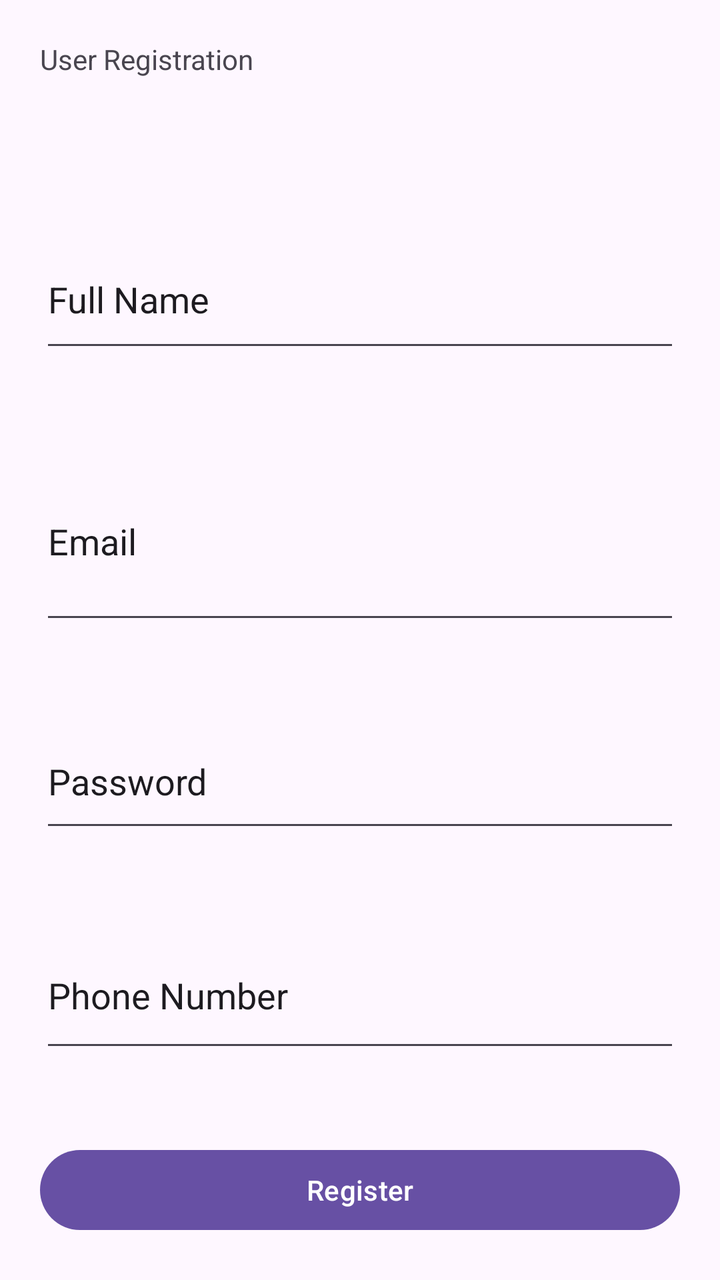
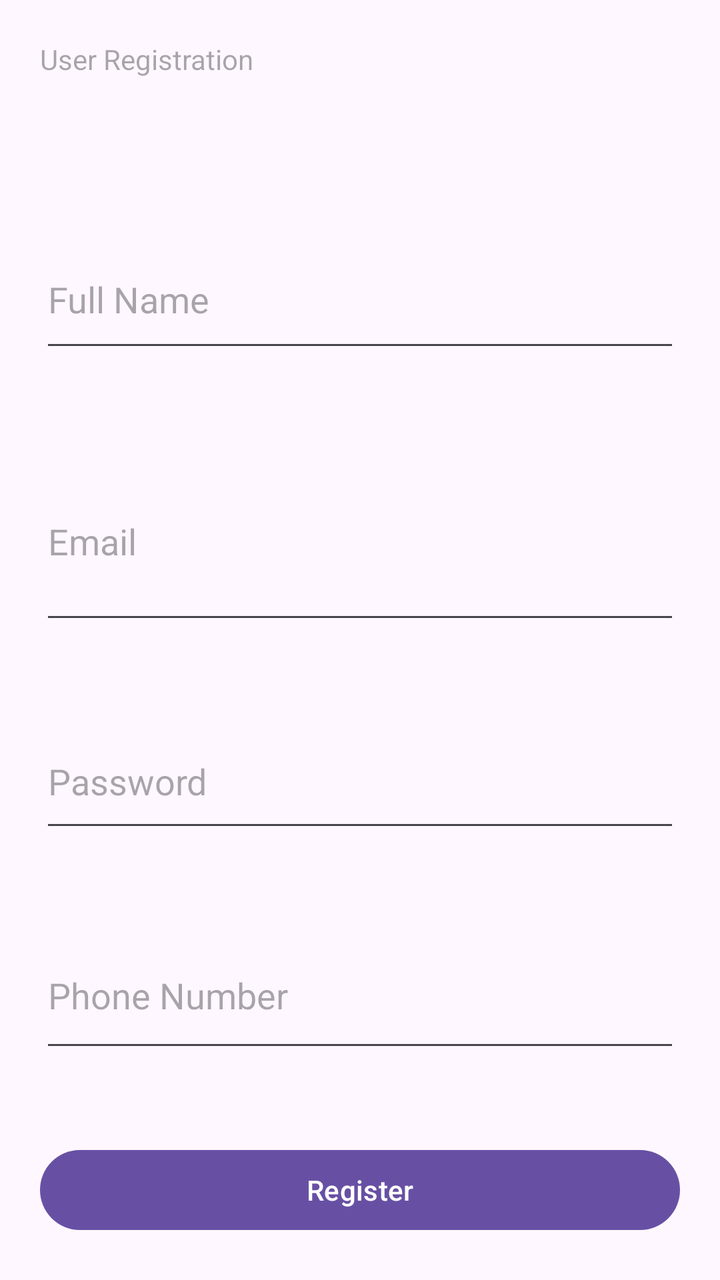

Two renders of the same Android screen: before a commit and after it. Below are the layout's source before the change and the commit's diff.
<!-- AndroidManifest.xml: application theme Theme.NEWPROJECT -->
<!-- res/layout/activity_register.xml -->
<?xml version="1.0" encoding="utf-8"?>
<LinearLayout xmlns:android="http://schemas.android.com/apk/res/android"
    xmlns:app="http://schemas.android.com/apk/res-auto"
    xmlns:tools="http://schemas.android.com/tools"
    android:id="@+id/main"
    android:orientation="vertical"
    android:layout_width="match_parent"
    android:layout_height="match_parent"
    tools:context=".viewPkg.ActivityRegister" >

    <TextView
        android:id="@+id/textView"
        android:layout_width="match_parent"
        android:layout_height="55dp"
        android:layout_margin="20dp"
        android:text="User Registration" />

    <EditText
        android:id="@+id/etFullName"
        android:layout_width="match_parent"
        android:layout_height="66dp"
        android:layout_margin="20dp"
        android:ems="10"
        android:inputType="text"
        android:text="Full Name" />

    <EditText
        android:id="@+id/etEmail"
        android:layout_width="match_parent"
        android:layout_height="96dp"
        android:layout_margin="20dp"
        android:ems="10"
        android:inputType="text"
        android:text="Email" />

    <EditText
        android:id="@+id/etPassword"
        android:layout_width="match_parent"
        android:layout_height="64dp"
        android:layout_margin="20dp"
        android:ems="10"
        android:inputType="text"
        android:text="Password" />

    <EditText
        android:id="@+id/etPhone"
        android:layout_width="match_parent"
        android:layout_height="70dp"
        android:layout_margin="20dp"
        android:ems="10"
        android:inputType="text"
        android:text="Phone Number" />

    <Button
        android:id="@+id/btnRegister"
        android:layout_width="match_parent"
        android:layout_height="wrap_content"
        android:layout_margin="20dp"
        android:text="Register" />
</LinearLayout>
<!-- resources referenced by this layout -->
<resources>
  <style name="Theme.NEWPROJECT" parent="Base.Theme.NEWPROJECT" />
  <style name="Base.Theme.NEWPROJECT" parent="Theme.Material3.DayNight.NoActionBar">
          
          
      </style>
</resources>

<!-- the commit's change to res/layout/activity_register.xml (unified diff, before → after) -->
@@ -13,7 +13,7 @@
         android:layout_width="match_parent"
         android:layout_height="55dp"
         android:layout_margin="20dp"
-        android:text="User Registration" />
+        android:hint="User Registration" />
 
     <EditText
         android:id="@+id/etFullName"
@@ -21,8 +21,8 @@
         android:layout_height="66dp"
         android:layout_margin="20dp"
         android:ems="10"
-        android:inputType="text"
-        android:text="Full Name" />
+        android:hint="Full Name"
+        android:inputType="text" />
 
     <EditText
         android:id="@+id/etEmail"
@@ -30,8 +30,8 @@
         android:layout_height="96dp"
         android:layout_margin="20dp"
         android:ems="10"
-        android:inputType="text"
-        android:text="Email" />
+        android:hint="Email"
+        android:inputType="text" />
 
     <EditText
         android:id="@+id/etPassword"
@@ -39,8 +39,8 @@
         android:layout_height="64dp"
         android:layout_margin="20dp"
         android:ems="10"
-        android:inputType="text"
-        android:text="Password" />
+        android:hint="Password"
+        android:inputType="text" />
 
     <EditText
         android:id="@+id/etPhone"
@@ -48,8 +48,8 @@
         android:layout_height="70dp"
         android:layout_margin="20dp"
         android:ems="10"
-        android:inputType="text"
-        android:text="Phone Number" />
+        android:hint="Phone Number"
+        android:inputType="text" />
 
     <Button
         android:id="@+id/btnRegister"
